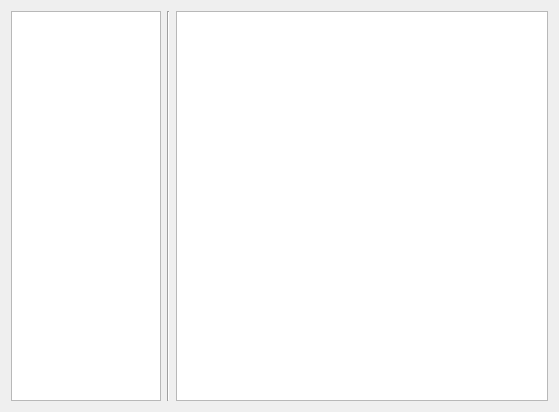
Before: the Qt Designer form wizard/ui/module_select.ui in imby/STM32VLDiscovery_BeRTOS, drawn with Qt 5.
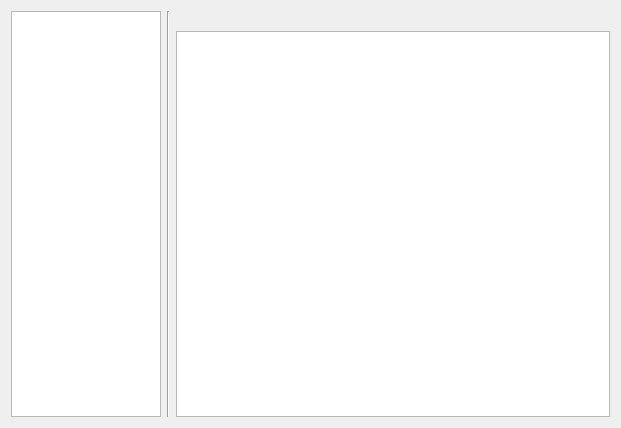
After: the same form once the commit is applied.

Commit message: Add the module description in the module page

The edit to the form file:
```diff
--- a/wizard/ui/module_select.ui
+++ b/wizard/ui/module_select.ui
@@ -5,8 +5,8 @@
    <rect>
     <x>0</x>
     <y>0</y>
-    <width>559</width>
-    <height>412</height>
+    <width>621</width>
+    <height>428</height>
    </rect>
   </property>
   <property name="sizePolicy" >
@@ -53,6 +53,15 @@
     </layout>
    </item>
    <item>
+    <layout class="QVBoxLayout" name="verticalLayout_2" >
+     <item>
+      <widget class="QLabel" name="moduleLabel" >
+       <property name="text" >
+        <string/>
+       </property>
+      </widget>
+     </item>
+     <item>
     <widget class="QTableWidget" name="propertyTable" >
      <property name="editTriggers" >
       <set>QAbstractItemView::NoEditTriggers</set>
@@ -67,6 +76,8 @@
       <bool>false</bool>
      </property>
     </widget>
+     </item>
+    </layout>
    </item>
   </layout>
  </widget>
```
Lines whose indentation alone changed are shown as unchanged. The commit also changes 2 other files.
